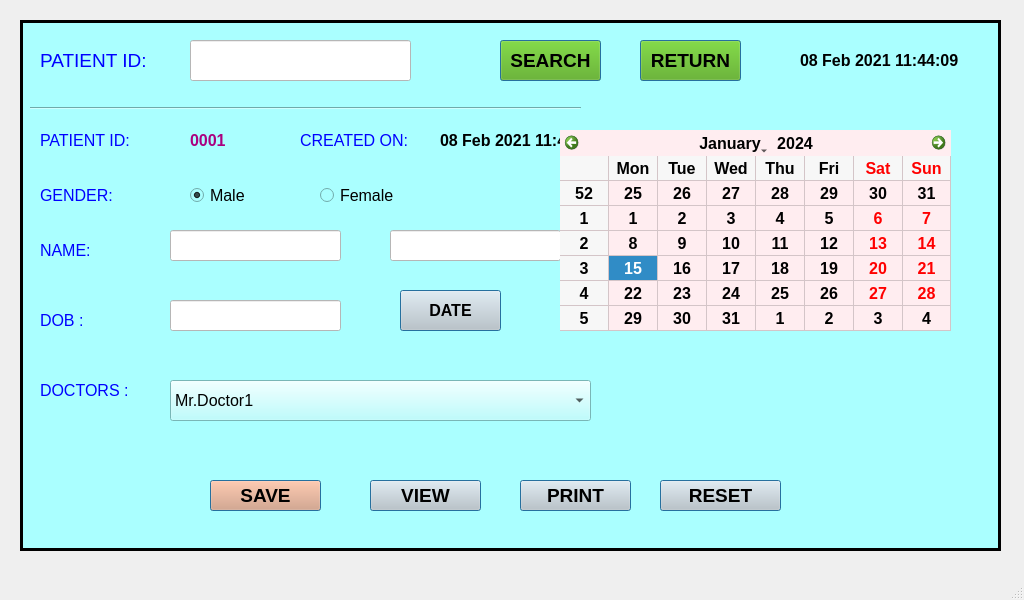
Above: URmini-Waveshare/ui/11_patient_save.ui from sanjaymanegit/testRepo before the change. Below: the same form after it.
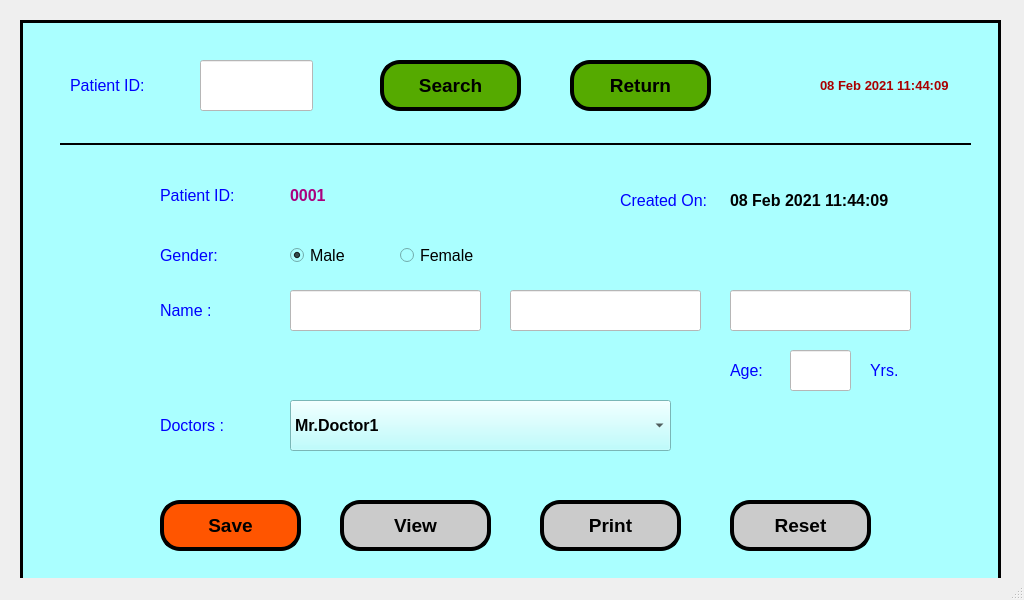
That is the form after the change.

```diff
--- a/URmini-Waveshare/ui/11_patient_save.ui
+++ b/URmini-Waveshare/ui/11_patient_save.ui
@@ -20,12 +20,13 @@
       <x>20</x>
       <y>20</y>
       <width>981</width>
-      <height>531</height>
+      <height>571</height>
      </rect>
     </property>
     <property name="font">
      <font>
-      <pointsize>9</pointsize>
+      <family>Arial Narrow</family>
+      <pointsize>12</pointsize>
      </font>
     </property>
     <property name="autoFillBackground">
@@ -46,9 +47,9 @@
     <widget class="QLabel" name="label">
      <property name="geometry">
       <rect>
-       <x>420</x>
-       <y>100</y>
-       <width>231</width>
+       <x>710</x>
+       <y>160</y>
+       <width>161</width>
        <height>41</height>
       </rect>
      </property>
@@ -67,10 +68,10 @@
     <widget class="QPushButton" name="pushButton_2">
      <property name="geometry">
       <rect>
-       <x>480</x>
-       <y>20</y>
-       <width>101</width>
-       <height>41</height>
+       <x>360</x>
+       <y>40</y>
+       <width>141</width>
+       <height>51</height>
       </rect>
      </property>
      <property name="font">
@@ -82,43 +83,14 @@
       </font>
      </property>
      <property name="styleSheet">
-      <string notr="true">background-color: rgb(85, 170, 0);</string>
+      <string notr="true">background-color: rgb(85, 170, 0);
+border-radius:20px;
+border-color: rgb(0, 0, 0);
+border-style:outset;
+border-width:4px;</string>
      </property>
      <property name="text">
-      <string>SEARCH</string>
-     </property>
-     <property name="autoDefault">
-      <bool>true</bool>
-     </property>
-     <property name="default">
-      <bool>true</bool>
-     </property>
-     <property name="flat">
-      <bool>false</bool>
-     </property>
-    </widget>
-    <widget class="QPushButton" name="pushButton_4">
-     <property name="geometry">
-      <rect>
-       <x>380</x>
-       <y>270</y>
-       <width>101</width>
-       <height>41</height>
-      </rect>
-     </property>
-     <property name="font">
-      <font>
-       <family>Arial</family>
-       <pointsize>12</pointsize>
-       <weight>75</weight>
-       <bold>true</bold>
-      </font>
-     </property>
-     <property name="styleSheet">
-      <string notr="true">background-color: rgb(203, 203, 203);</string>
-     </property>
-     <property name="text">
-      <string>DATE</string>
+      <string>Search</string>
      </property>
      <property name="autoDefault">
       <bool>true</bool>
@@ -133,10 +105,10 @@
     <widget class="QPushButton" name="pushButton_5">
      <property name="geometry">
       <rect>
-       <x>350</x>
-       <y>460</y>
-       <width>111</width>
-       <height>31</height>
+       <x>320</x>
+       <y>480</y>
+       <width>151</width>
+       <height>51</height>
       </rect>
      </property>
      <property name="font">
@@ -148,10 +120,14 @@
       </font>
      </property>
      <property name="styleSheet">
-      <string notr="true">background-color: rgb(203, 203, 203);</string>
+      <string notr="true">background-color: rgb(203, 203, 203);
+border-radius:20px;
+border-color: rgb(0, 0, 0);
+border-style:outset;
+border-width:4px;</string>
      </property>
      <property name="text">
-      <string>VIEW</string>
+      <string>View</string>
      </property>
      <property name="autoDefault">
       <bool>true</bool>
@@ -166,10 +142,10 @@
     <widget class="QPushButton" name="pushButton_6">
      <property name="geometry">
       <rect>
-       <x>190</x>
-       <y>460</y>
-       <width>111</width>
-       <height>31</height>
+       <x>140</x>
+       <y>480</y>
+       <width>141</width>
+       <height>51</height>
       </rect>
      </property>
      <property name="font">
@@ -181,10 +157,14 @@
       </font>
      </property>
      <property name="styleSheet">
-      <string notr="true">background-color: rgb(231, 154, 115);</string>
+      <string notr="true">border-radius:20px;
+background-color: rgb(255, 85, 0);
+border-color: rgb(0, 0, 0);
+border-style:outset;
+border-width:4px;</string>
      </property>
      <property name="text">
-      <string>SAVE</string>
+      <string>Save</string>
      </property>
      <property name="autoDefault">
       <bool>true</bool>
@@ -199,10 +179,10 @@
     <widget class="QPushButton" name="pushButton_7">
      <property name="geometry">
       <rect>
-       <x>500</x>
-       <y>460</y>
-       <width>111</width>
-       <height>31</height>
+       <x>520</x>
+       <y>480</y>
+       <width>141</width>
+       <height>51</height>
       </rect>
      </property>
      <property name="font">
@@ -214,10 +194,14 @@
       </font>
      </property>
      <property name="styleSheet">
-      <string notr="true">background-color: rgb(203, 203, 203);</string>
+      <string notr="true">background-color: rgb(203, 203, 203);
+border-radius:20px;
+border-color: rgb(0, 0, 0);
+border-style:outset;
+border-width:4px;</string>
      </property>
      <property name="text">
-      <string>PRINT</string>
+      <string>Print</string>
      </property>
      <property name="autoDefault">
       <bool>true</bool>
@@ -232,38 +216,38 @@
     <widget class="QLabel" name="label_5">
      <property name="geometry">
       <rect>
-       <x>20</x>
-       <y>20</y>
-       <width>141</width>
-       <height>41</height>
+       <x>50</x>
+       <y>40</y>
+       <width>81</width>
+       <height>51</height>
       </rect>
      </property>
      <property name="font">
       <font>
        <family>Arial</family>
-       <pointsize>14</pointsize>
+       <pointsize>12</pointsize>
       </font>
      </property>
      <property name="styleSheet">
       <string notr="true">color: rgb(0, 0, 255);</string>
      </property>
      <property name="text">
-      <string>PATIENT ID:</string>
+      <string>Patient ID:</string>
      </property>
     </widget>
     <widget class="QLineEdit" name="lineEdit">
      <property name="geometry">
       <rect>
-       <x>170</x>
-       <y>20</y>
-       <width>221</width>
-       <height>41</height>
+       <x>180</x>
+       <y>40</y>
+       <width>113</width>
+       <height>51</height>
       </rect>
      </property>
      <property name="font">
       <font>
        <family>Arial</family>
-       <pointsize>14</pointsize>
+       <pointsize>12</pointsize>
        <weight>75</weight>
        <bold>true</bold>
       </font>
@@ -275,9 +259,9 @@
     <widget class="QLabel" name="label_6">
      <property name="geometry">
       <rect>
-       <x>280</x>
-       <y>100</y>
-       <width>121</width>
+       <x>600</x>
+       <y>160</y>
+       <width>101</width>
        <height>41</height>
       </rect>
      </property>
@@ -291,16 +275,16 @@
       <string notr="true">color: rgb(0, 0, 255);</string>
      </property>
      <property name="text">
-      <string>CREATED ON:</string>
+      <string>Created On:</string>
      </property>
     </widget>
     <widget class="Line" name="line">
      <property name="geometry">
       <rect>
-       <x>10</x>
-       <y>80</y>
-       <width>551</width>
-       <height>16</height>
+       <x>40</x>
+       <y>109</y>
+       <width>911</width>
+       <height>31</height>
       </rect>
      </property>
      <property name="font">
@@ -308,6 +292,12 @@
        <pointsize>9</pointsize>
       </font>
      </property>
+     <property name="frameShadow">
+      <enum>QFrame::Plain</enum>
+     </property>
+     <property name="lineWidth">
+      <number>2</number>
+     </property>
      <property name="orientation">
       <enum>Qt::Horizontal</enum>
      </property>
@@ -315,20 +305,23 @@
     <widget class="QLabel" name="label_2">
      <property name="geometry">
       <rect>
-       <x>780</x>
-       <y>20</y>
-       <width>181</width>
-       <height>41</height>
+       <x>800</x>
+       <y>50</y>
+       <width>161</width>
+       <height>31</height>
       </rect>
      </property>
      <property name="font">
       <font>
        <family>Arial</family>
-       <pointsize>12</pointsize>
+       <pointsize>10</pointsize>
        <weight>75</weight>
        <bold>true</bold>
       </font>
      </property>
+     <property name="styleSheet">
+      <string notr="true">color: rgb(170, 0, 0);</string>
+     </property>
      <property name="text">
       <string>08 Feb 2021 11:44:09</string>
      </property>
@@ -336,10 +329,10 @@
     <widget class="QLabel" name="label_7">
      <property name="geometry">
       <rect>
-       <x>20</x>
-       <y>100</y>
-       <width>111</width>
-       <height>41</height>
+       <x>140</x>
+       <y>150</y>
+       <width>91</width>
+       <height>51</height>
       </rect>
      </property>
      <property name="font">
@@ -352,16 +345,16 @@
       <string notr="true">color: rgb(0, 0, 255);</string>
      </property>
      <property name="text">
-      <string>PATIENT ID:</string>
+      <string>Patient ID:</string>
      </property>
     </widget>
     <widget class="QLabel" name="label_3">
      <property name="geometry">
       <rect>
-       <x>170</x>
-       <y>100</y>
-       <width>81</width>
-       <height>41</height>
+       <x>270</x>
+       <y>150</y>
+       <width>121</width>
+       <height>51</height>
       </rect>
      </property>
      <property name="font">
@@ -382,9 +375,9 @@
     <widget class="QLabel" name="label_8">
      <property name="geometry">
       <rect>
-       <x>20</x>
-       <y>150</y>
-       <width>101</width>
+       <x>140</x>
+       <y>210</y>
+       <width>91</width>
        <height>51</height>
       </rect>
      </property>
@@ -398,20 +391,21 @@
       <string notr="true">color: rgb(0, 0, 255);</string>
      </property>
      <property name="text">
-      <string>GENDER:</string>
+      <string>Gender:</string>
      </property>
     </widget>
     <widget class="QRadioButton" name="radioButton">
      <property name="geometry">
       <rect>
-       <x>170</x>
-       <y>160</y>
+       <x>270</x>
+       <y>210</y>
        <width>61</width>
-       <height>31</height>
+       <height>51</height>
       </rect>
      </property>
      <property name="font">
       <font>
+       <family>Arial</family>
        <pointsize>12</pointsize>
       </font>
      </property>
@@ -425,10 +419,10 @@
     <widget class="QRadioButton" name="radioButton_2">
      <property name="geometry">
       <rect>
-       <x>300</x>
-       <y>160</y>
+       <x>380</x>
+       <y>210</y>
        <width>82</width>
-       <height>31</height>
+       <height>51</height>
       </rect>
      </property>
      <property name="font">
@@ -441,54 +435,11 @@
       <string>Female</string>
      </property>
     </widget>
-    <widget class="QLabel" name="label_9">
-     <property name="geometry">
-      <rect>
-       <x>20</x>
-       <y>280</y>
-       <width>71</width>
-       <height>41</height>
-      </rect>
-     </property>
-     <property name="font">
-      <font>
-       <family>Arial</family>
-       <pointsize>12</pointsize>
-      </font>
-     </property>
-     <property name="styleSheet">
-      <string notr="true">color: rgb(0, 0, 255);</string>
-     </property>
-     <property name="text">
-      <string>DOB :</string>
-     </property>
-    </widget>
-    <widget class="QLineEdit" name="lineEdit_2">
-     <property name="geometry">
-      <rect>
-       <x>150</x>
-       <y>280</y>
-       <width>171</width>
-       <height>31</height>
-      </rect>
-     </property>
-     <property name="font">
-      <font>
-       <family>Arial</family>
-       <pointsize>12</pointsize>
-       <weight>75</weight>
-       <bold>true</bold>
-      </font>
-     </property>
-     <property name="styleSheet">
-      <string notr="true">background-color: rgb(255, 255, 255);</string>
-     </property>
-    </widget>
     <widget class="QLabel" name="label_10">
      <property name="geometry">
       <rect>
-       <x>550</x>
-       <y>270</y>
+       <x>710</x>
+       <y>330</y>
        <width>51</width>
        <height>41</height>
       </rect>
@@ -503,36 +454,15 @@
       <string notr="true">color: rgb(0, 0, 255);</string>
      </property>
      <property name="text">
-      <string>AGE :</string>
-     </property>
-    </widget>
-    <widget class="QLabel" name="label_4">
-     <property name="geometry">
-      <rect>
-       <x>620</x>
-       <y>270</y>
-       <width>61</width>
-       <height>41</height>
-      </rect>
-     </property>
-     <property name="font">
-      <font>
-       <family>Arial</family>
-       <pointsize>12</pointsize>
-       <weight>75</weight>
-       <bold>true</bold>
-      </font>
-     </property>
-     <property name="text">
-      <string>0001</string>
+      <string>Age:</string>
      </property>
     </widget>
     <widget class="QLabel" name="label_11">
      <property name="geometry">
       <rect>
-       <x>690</x>
-       <y>270</y>
-       <width>61</width>
+       <x>850</x>
+       <y>330</y>
+       <width>41</width>
        <height>41</height>
       </rect>
      </property>
@@ -552,14 +482,15 @@
     <widget class="QLabel" name="label_12">
      <property name="geometry">
       <rect>
-       <x>20</x>
-       <y>350</y>
+       <x>140</x>
+       <y>380</y>
        <width>101</width>
-       <height>41</height>
+       <height>51</height>
       </rect>
      </property>
      <property name="font">
       <font>
+       <family>Arial</family>
        <pointsize>12</pointsize>
       </font>
      </property>
@@ -567,22 +498,24 @@
       <string notr="true">color: rgb(0, 0, 255);</string>
      </property>
      <property name="text">
-      <string>DOCTORS :</string>
+      <string>Doctors :</string>
      </property>
     </widget>
     <widget class="QComboBox" name="comboBox_2">
      <property name="geometry">
       <rect>
-       <x>150</x>
-       <y>360</y>
-       <width>421</width>
-       <height>41</height>
+       <x>270</x>
+       <y>380</y>
+       <width>381</width>
+       <height>51</height>
       </rect>
      </property>
      <property name="font">
       <font>
        <family>Arial</family>
        <pointsize>12</pointsize>
+       <weight>75</weight>
+       <bold>true</bold>
       </font>
      </property>
      <item>
@@ -609,10 +542,10 @@
     <widget class="QPushButton" name="pushButton_8">
      <property name="geometry">
       <rect>
-       <x>620</x>
-       <y>20</y>
-       <width>101</width>
-       <height>41</height>
+       <x>550</x>
+       <y>40</y>
+       <width>141</width>
+       <height>51</height>
       </rect>
      </property>
      <property name="font">
@@ -624,10 +557,14 @@
       </font>
      </property>
      <property name="styleSheet">
-      <string notr="true">background-color: rgb(85, 170, 0);</string>
+      <string notr="true">background-color: rgb(85, 170, 0);
+border-radius:20px;
+border-color: rgb(0, 0, 0);
+border-style:outset;
+border-width:4px;</string>
      </property>
      <property name="text">
-      <string>RETURN</string>
+      <string>Return</string>
      </property>
      <property name="autoDefault">
       <bool>true</bool>
@@ -642,9 +579,9 @@
     <widget class="QLabel" name="label_13">
      <property name="geometry">
       <rect>
-       <x>20</x>
-       <y>210</y>
-       <width>81</width>
+       <x>140</x>
+       <y>270</y>
+       <width>101</width>
        <height>41</height>
       </rect>
      </property>
@@ -658,16 +595,16 @@
       <string notr="true">color: rgb(0, 0, 255);</string>
      </property>
      <property name="text">
-      <string>NAME:</string>
+      <string>Name :</string>
      </property>
     </widget>
     <widget class="QLineEdit" name="lineEdit_3">
      <property name="geometry">
       <rect>
-       <x>150</x>
-       <y>210</y>
-       <width>171</width>
-       <height>31</height>
+       <x>270</x>
+       <y>270</y>
+       <width>191</width>
+       <height>41</height>
       </rect>
      </property>
      <property name="font">
@@ -685,10 +622,10 @@
     <widget class="QLineEdit" name="lineEdit_4">
      <property name="geometry">
       <rect>
-       <x>370</x>
-       <y>210</y>
-       <width>171</width>
-       <height>31</height>
+       <x>490</x>
+       <y>270</y>
+       <width>191</width>
+       <height>41</height>
       </rect>
      </property>
      <property name="font">
@@ -706,10 +643,10 @@
     <widget class="QLineEdit" name="lineEdit_5">
      <property name="geometry">
       <rect>
-       <x>610</x>
-       <y>210</y>
-       <width>151</width>
-       <height>31</height>
+       <x>710</x>
+       <y>270</y>
+       <width>181</width>
+       <height>41</height>
       </rect>
      </property>
      <property name="font">
@@ -727,10 +664,10 @@
     <widget class="QPushButton" name="pushButton_9">
      <property name="geometry">
       <rect>
-       <x>640</x>
-       <y>460</y>
-       <width>121</width>
-       <height>31</height>
+       <x>710</x>
+       <y>480</y>
+       <width>141</width>
+       <height>51</height>
       </rect>
      </property>
      <property name="font">
@@ -742,10 +679,14 @@
       </font>
      </property>
      <property name="styleSheet">
-      <string notr="true">background-color: rgb(203, 203, 203);</string>
+      <string notr="true">background-color: rgb(203, 203, 203);
+border-radius:20px;
+border-color: rgb(0, 0, 0);
+border-style:outset;
+border-width:4px;</string>
      </property>
      <property name="text">
-      <string>RESET</string>
+      <string>Reset</string>
      </property>
      <property name="autoDefault">
       <bool>true</bool>
@@ -757,29 +698,25 @@
       <bool>false</bool>
      </property>
     </widget>
-    <widget class="QCalendarWidget" name="calendarWidget">
+    <widget class="QLineEdit" name="lineEdit_6">
      <property name="geometry">
       <rect>
-       <x>540</x>
-       <y>110</y>
-       <width>391</width>
-       <height>201</height>
+       <x>770</x>
+       <y>330</y>
+       <width>61</width>
+       <height>41</height>
       </rect>
      </property>
      <property name="font">
       <font>
+       <family>Arial</family>
        <pointsize>12</pointsize>
        <weight>75</weight>
        <bold>true</bold>
       </font>
      </property>
      <property name="styleSheet">
-      <string notr="true">background-color: rgb(255, 237, 240);
-border-color: rgb(0, 0, 0);
-color: rgb(0, 0, 0);</string>
-     </property>
-     <property name="gridVisible">
-      <bool>true</bool>
+      <string notr="true">background-color: rgb(255, 255, 255);</string>
      </property>
     </widget>
    </widget>
```
